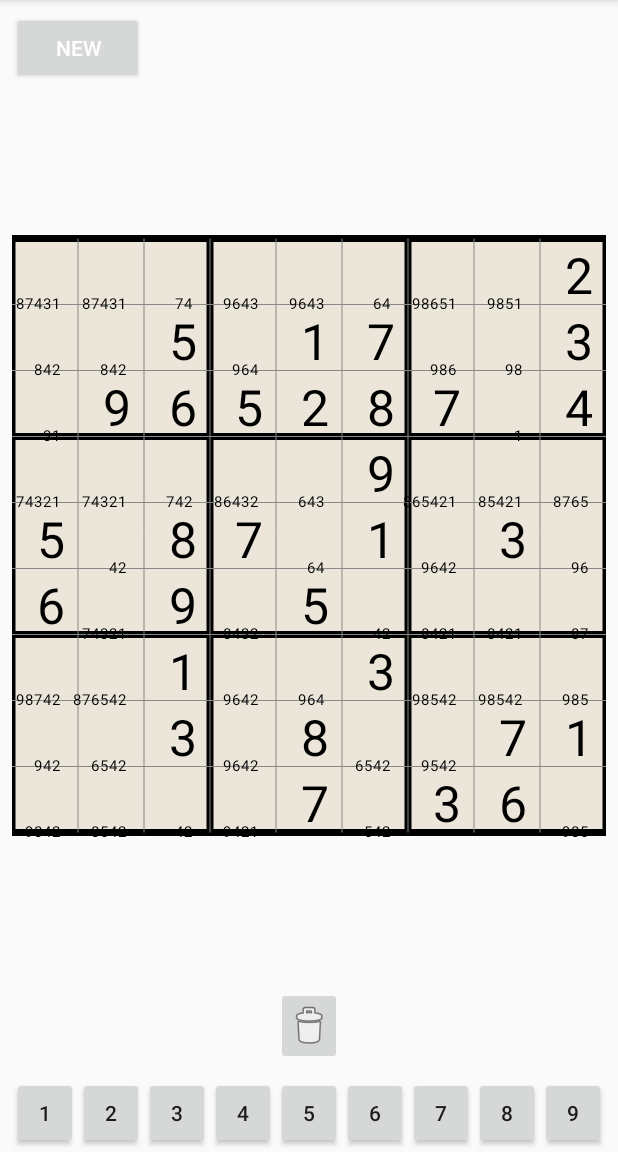
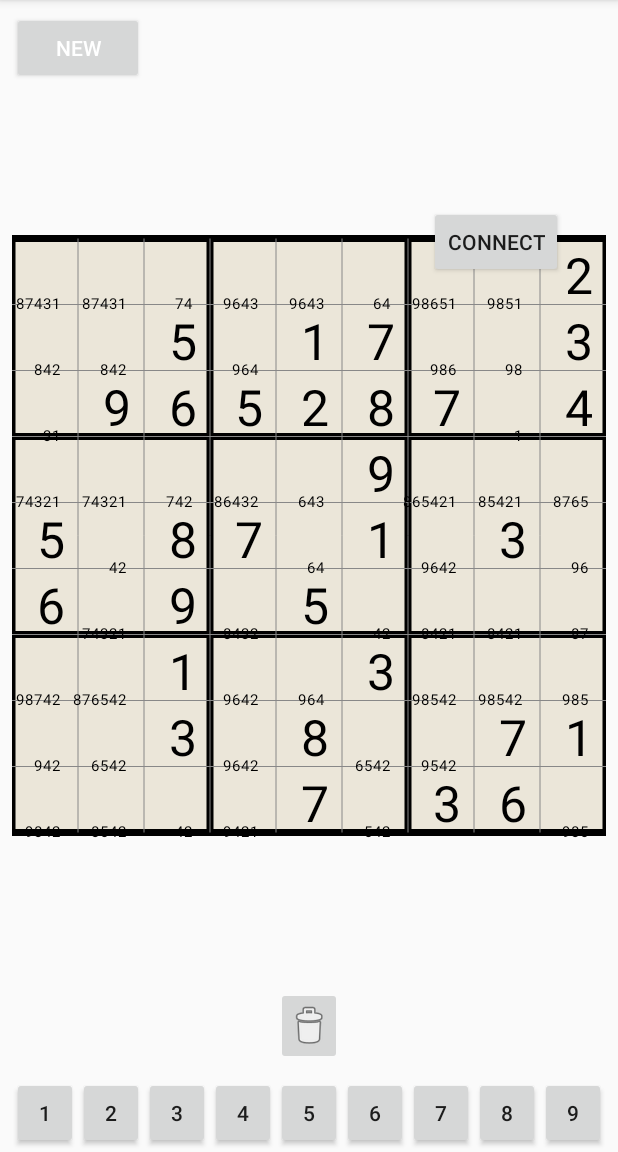
Before and after one commit to ajgarcia09/Sudoku, an Android app: the screen it shows after launch (MainActivity), on a phone screen of 412 x 824 dp, the part 84-1236 px from its top. Run offline under Robolectric (Android 15) with nearby library versions, the phone set to English and light mode, and no system bars.

```diff
--- a/app/src/main/java/edu/utep/cs/cs4330/sudoku/Menu.java
+++ b/app/src/main/java/edu/utep/cs/cs4330/sudoku/Menu.java
@@ -1,13 +1,15 @@
 package edu.utep.cs.cs4330.sudoku;
 
 import android.content.Intent;
+import android.os.Bundle;
 import android.support.v7.app.AppCompatActivity;
-import android.os.Bundle;
 import android.view.View;
 import android.widget.Button;
 import android.widget.RadioButton;
 import android.widget.RadioGroup;
 import android.widget.Toast;
+/* import android.net.ConnectivityManager
+   import android.net.wifi.WifiManager*/
 
 public class Menu extends AppCompatActivity {
     private Button playButton;
--- a/app/src/main/res/layout/activity_main.xml
+++ b/app/src/main/res/layout/activity_main.xml
@@ -130,5 +130,21 @@
         app:layout_constraintStart_toStartOf="parent"
         app:srcCompat="@android:drawable/ic_menu_delete" />
 
+    <Button
+        android:id="@+id/connect_button"
+        android:layout_width="wrap_content"
+        android:layout_height="wrap_content"
+        android:layout_marginBottom="404dp"
+        android:layout_marginEnd="8dp"
+        android:layout_marginStart="8dp"
+        android:layout_marginTop="8dp"
+        android:onClick="connectClicked"
+        android:text="Connect"
+        app:layout_constraintBottom_toTopOf="@+id/n8"
+        app:layout_constraintEnd_toEndOf="parent"
+        app:layout_constraintHorizontal_bias="0.863"
+        app:layout_constraintStart_toEndOf="@+id/new_button"
+        app:layout_constraintTop_toTopOf="parent" />
+
 
 </android.support.constraint.ConstraintLayout>
--- a/app/src/main/res/menu/menu.xml
+++ b/app/src/main/res/menu/menu.xml
@@ -3,10 +3,10 @@
     xmlns:app="http://schemas.android.com/apk/res-auto">
     <item
         android:id="@+id/settings"
-        android:title="Settings"
+        android:title="Settings"/>
 
-        >
-        <menu>
+
+    <menu>
             <item android:id="@+id/board_size"
                 android:title="Select Board Size">
                 <menu>
@@ -42,7 +42,7 @@
 
 
         </menu>
-    </item>
+
     <item
         android:id="@+id/action_solve"
         android:title="@string/solve_name"
@@ -55,5 +55,4 @@
         app:showAsAction="never">
     </item>
 
-
 </menu>
```
